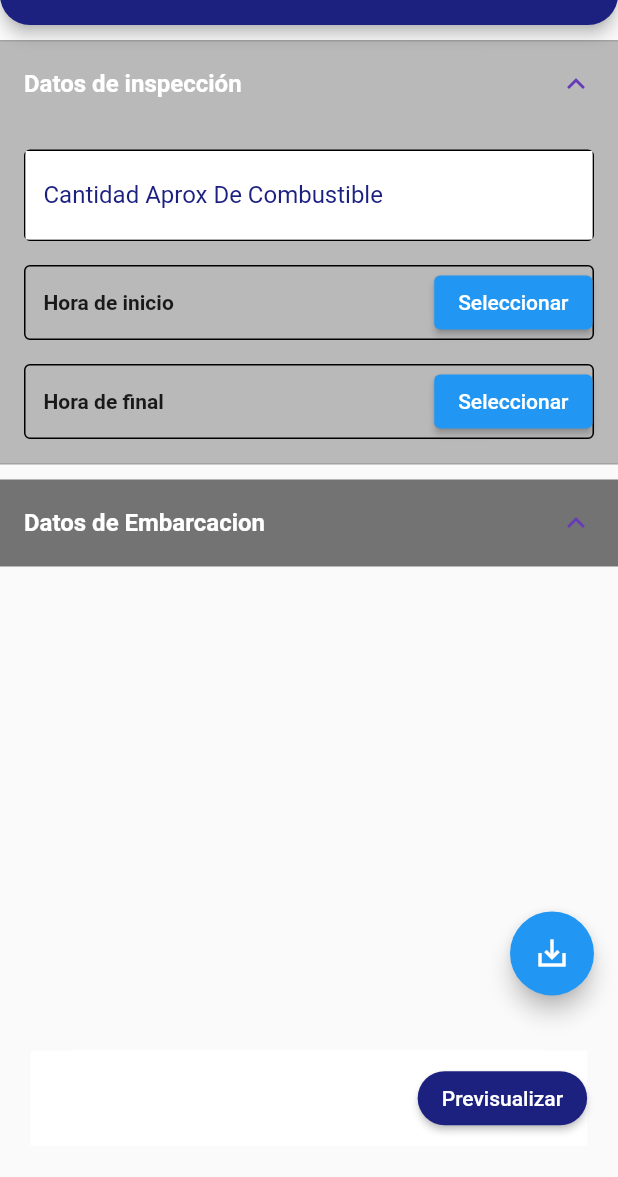
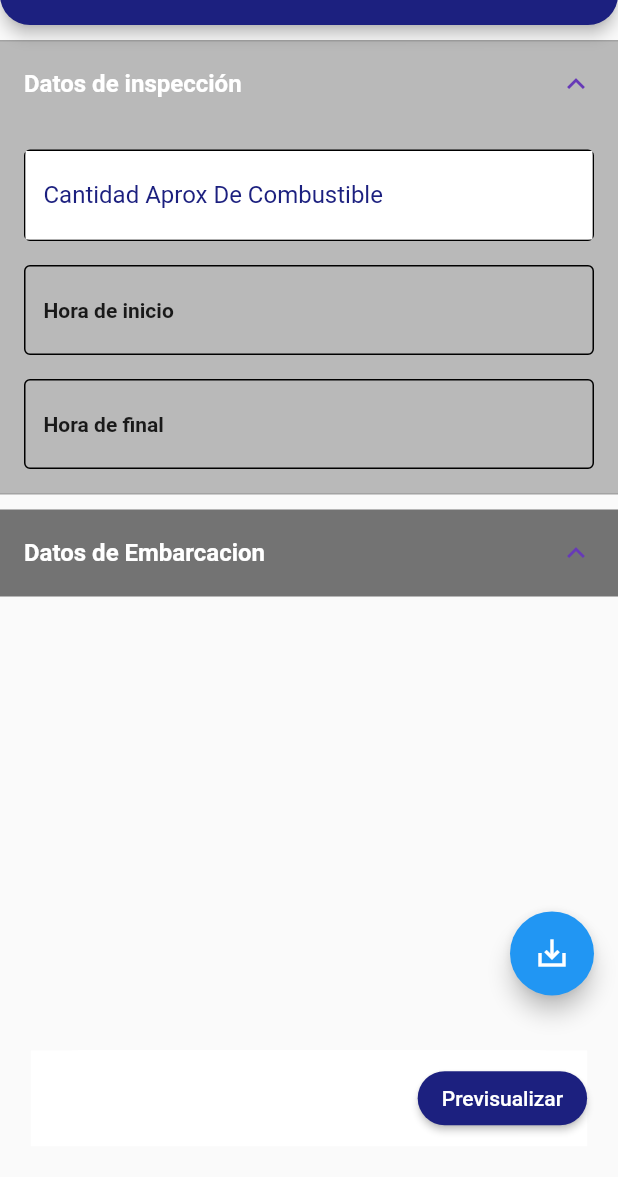
Before and after one commit to Yosh04/appworking, a Flutter app: the FormPage screen opened directly, after a tap on "Datos de inspección", on a phone screen of 412 x 824 dp, the part 59-1236 px from its top. Run offline on Flutter 3.47's test engine with Material 2 defaults, Android fonts, the phone set to English and light mode, and no system bars; our stand-ins replace file_picker, open_file, permission_handler.

Commit message:
Fix size box hora final and hora inicio

```diff
--- a/lib/pageform/widgets form/inspectionForm.dart
+++ b/lib/pageform/widgets form/inspectionForm.dart
@@ -87,7 +87,12 @@ class _InspectionFormState extends State<InspectionForm> {
       ),
       child: SizedBox(
         width: double.infinity,
+        child: GestureDetector(
+          onTap: () {
+            _selectTime(selectedTime, onTimeSelected);
+          },
           child: Container(
+            height: 60, // Ajusta la altura según tus necesidades
             decoration: BoxDecoration(
               border: Border.all(),
               borderRadius: BorderRadius.circular(4.0),
@@ -103,11 +108,9 @@ class _InspectionFormState extends State<InspectionForm> {
                     ),
                   ),
                 ),
-              ElevatedButton(
-                onPressed: () => _selectTime(selectedTime, onTimeSelected),
-                child: Text(selectedTime?.format(context) ?? 'Seleccionar'),
+                Text(selectedTime?.format(context) ?? ''),
+              ],
             ),
-            ],
           ),
         ),
       ),
```
Lines whose indentation alone changed are shown as unchanged.
